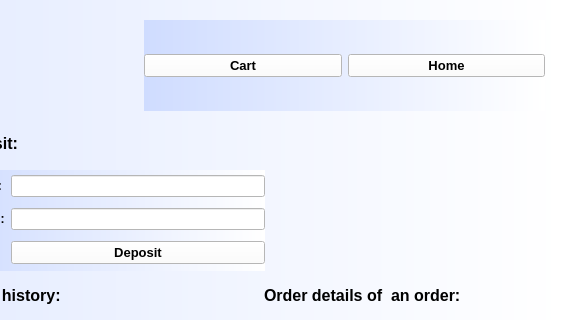
Qt form Marketplace-Client/Marketplace-Client/account.ui (Ahmedkhalifa1999/Design-and-Implementation-of-a-Marketplace-system) before a commit; both pictures show x 596 to 1157 and y 0 to 320 of the 1157 by 619 pixel window.
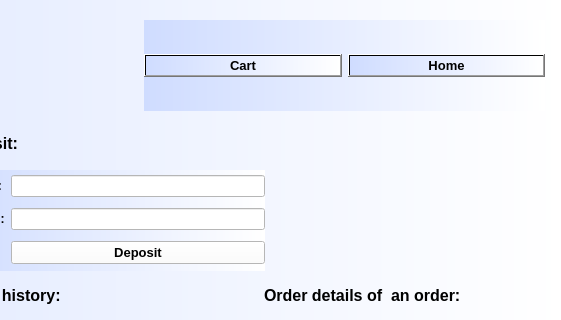
The same form after that commit.

Diff of the .ui file:
```diff
--- a/Marketplace-Client/Marketplace-Client/account.ui
+++ b/Marketplace-Client/Marketplace-Client/account.ui
@@ -242,7 +242,7 @@
        </font>
       </property>
       <property name="styleSheet">
-       <string notr="true">background-color: rgb(255, 255, 255);</string>
+       <string notr="true">background-color: qlineargradient(spread:pad, x1:0, y1:0, x2:1, y2:0, stop:0 rgba(207, 220, 255, 255), stop:1 rgba(255, 255, 255, 255));</string>
       </property>
       <property name="text">
        <string>Cart</string>
@@ -258,7 +258,7 @@
        </font>
       </property>
       <property name="styleSheet">
-       <string notr="true">background-color: rgb(255, 255, 255);</string>
+       <string notr="true">background-color: qlineargradient(spread:pad, x1:0, y1:0, x2:1, y2:0, stop:0 rgba(207, 220, 255, 255), stop:1 rgba(255, 255, 255, 255));</string>
       </property>
       <property name="text">
        <string>Home</string>
```
